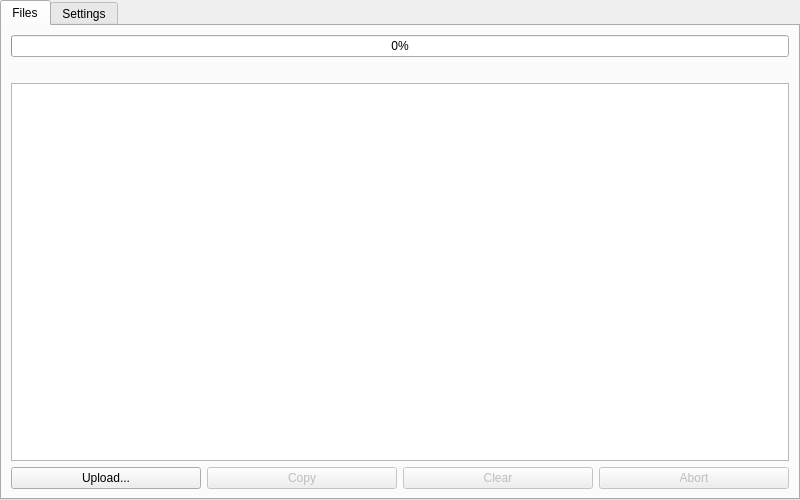
This is tabwidget.ui in RealisticGroup/RghostUploaderQT as Qt 5 draws it before an edit. The edited form follows.
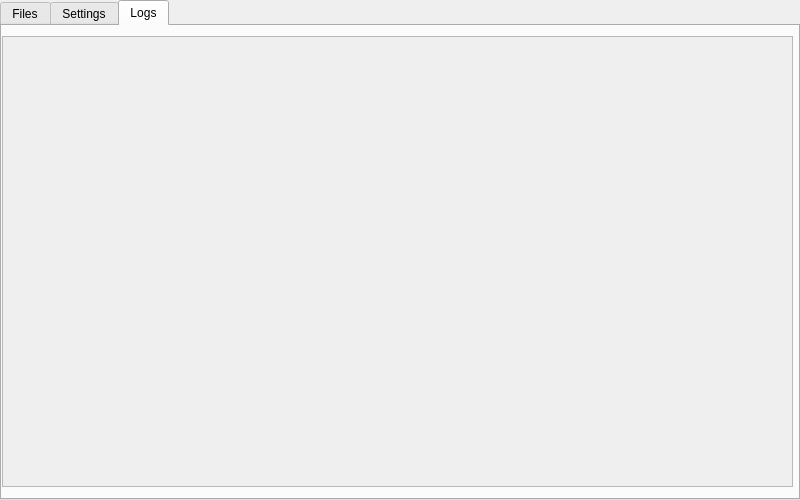
This is the edited form. The open tabs and pages were chosen to show the change.

```diff
--- a/tabwidget.ui
+++ b/tabwidget.ui
@@ -258,6 +258,33 @@
     </item>
    </layout>
   </widget>
+  <widget class="QWidget" name="tab_logs">
+   <property name="enabled">
+    <bool>false</bool>
+   </property>
+   <attribute name="title">
+    <string>Logs</string>
+   </attribute>
+   <widget class="QWidget" name="horizontalLayoutWidget">
+    <property name="geometry">
+     <rect>
+      <x>0</x>
+      <y>10</y>
+      <width>791</width>
+      <height>451</height>
+     </rect>
+    </property>
+    <layout class="QHBoxLayout" name="horizontalLayout_3">
+     <item>
+      <widget class="QPlainTextEdit" name="logsBrowser">
+       <property name="enabled">
+        <bool>false</bool>
+       </property>
+      </widget>
+     </item>
+    </layout>
+   </widget>
+  </widget>
  </widget>
  <resources/>
  <connections/>
```
